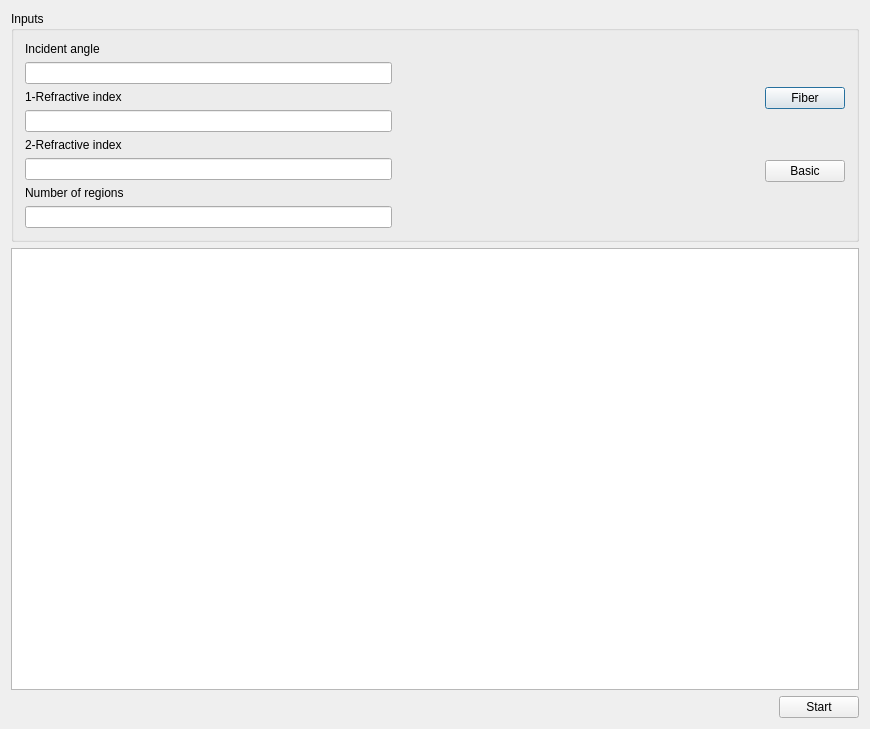
aliahsan365/FDM-SIMULACION-FIBRA, file Practica4/Dialog.ui: the form before one commit.
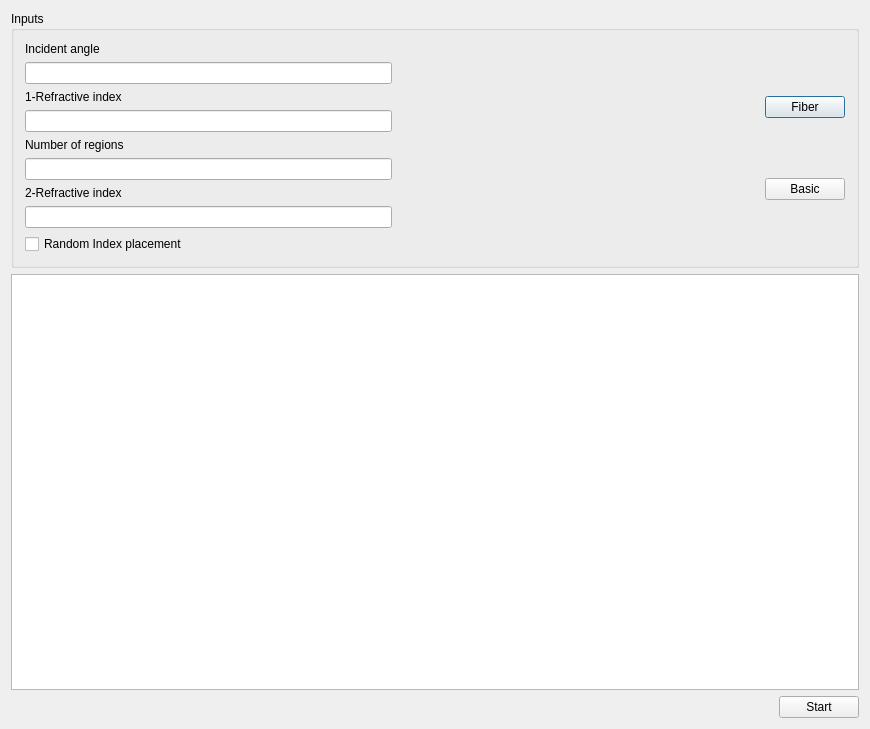
The form after the commit.

Patch:
```diff
--- a/Practica4/Dialog.ui
+++ b/Practica4/Dialog.ui
@@ -44,16 +44,6 @@
           <item>
            <widget class="QLineEdit" name="n1Edit"/>
           </item>
-          <item>
-           <widget class="QLabel" name="label_3">
-            <property name="text">
-             <string>2-Refractive index</string>
-            </property>
-           </widget>
-          </item>
-          <item>
-           <widget class="QLineEdit" name="n2Edit"/>
-          </item>
           <item>
            <widget class="QLabel" name="label_4">
             <property name="text">
@@ -64,6 +54,23 @@
           <item>
            <widget class="QLineEdit" name="regionsEdit"/>
           </item>
+          <item>
+           <widget class="QLabel" name="label_3">
+            <property name="text">
+             <string>2-Refractive index</string>
+            </property>
+           </widget>
+          </item>
+          <item>
+           <widget class="QLineEdit" name="n2Edit"/>
+          </item>
+          <item>
+           <widget class="QCheckBox" name="randomBox">
+            <property name="text">
+             <string>Random Index placement</string>
+            </property>
+           </widget>
+          </item>
          </layout>
         </item>
         <item>
```
